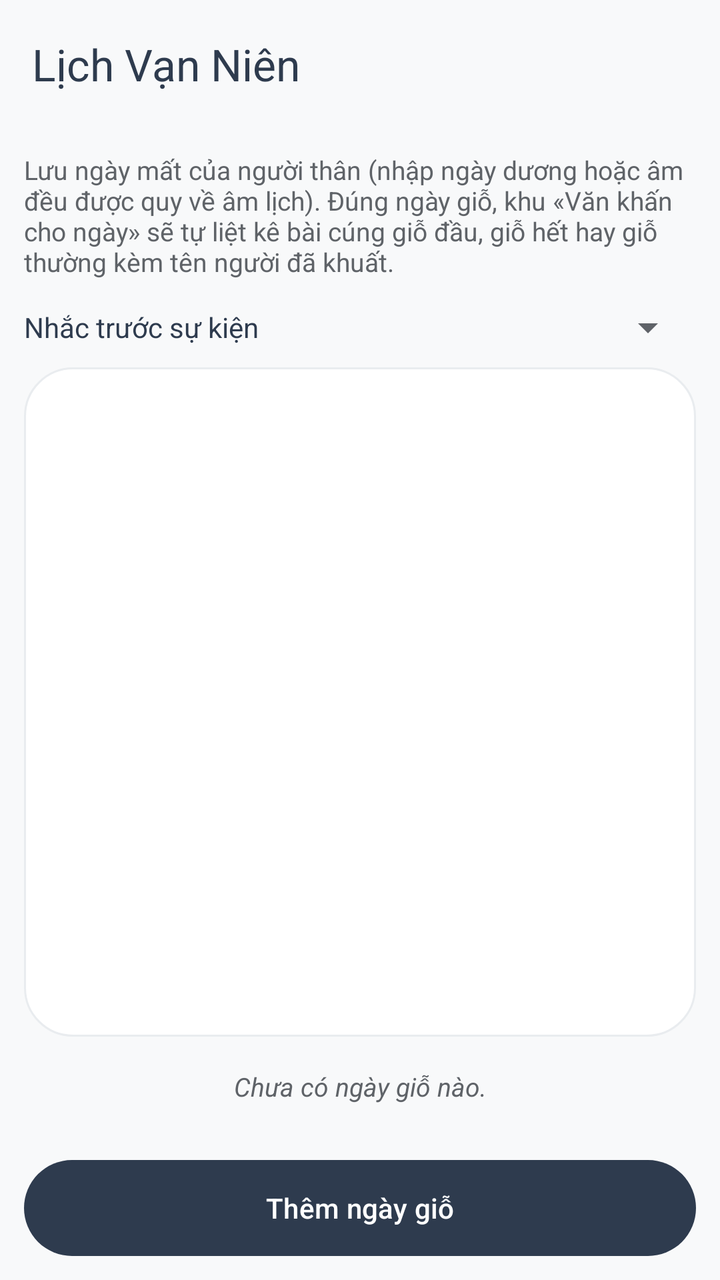
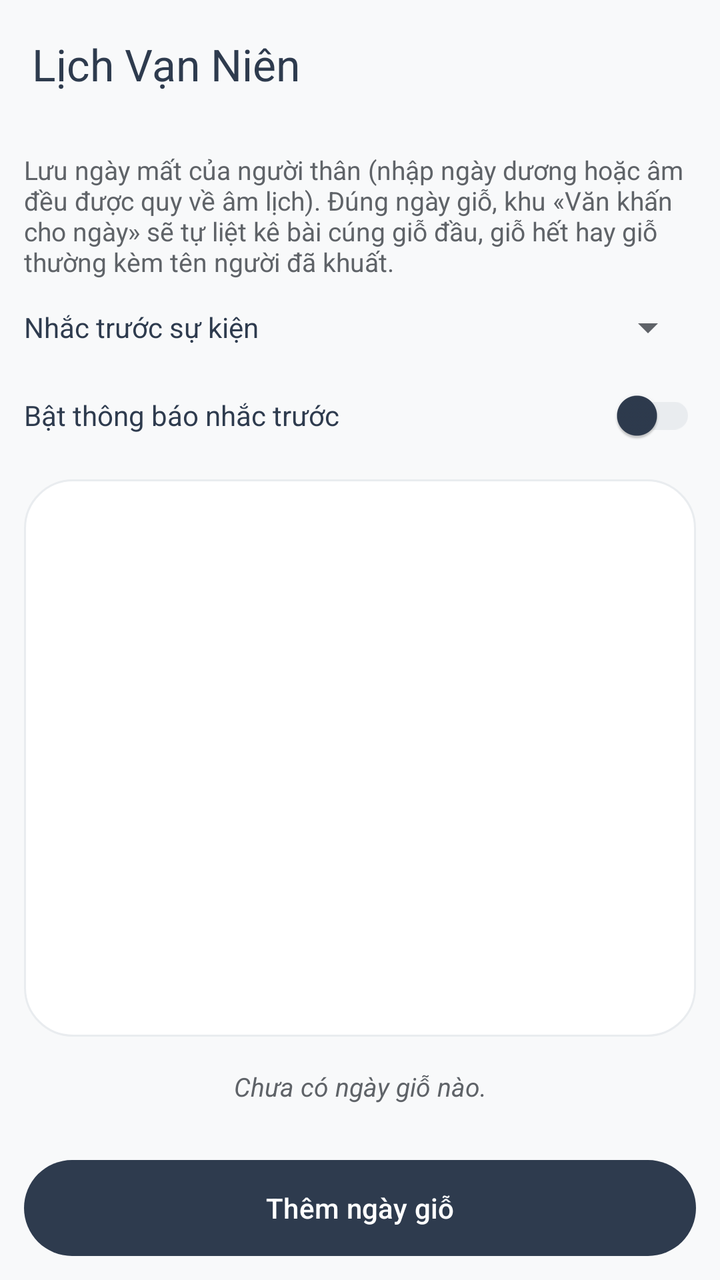

Two renders of the same Android screen: before a commit and after it. Below are the layout's source before the change and the commit's diff.
<!-- AndroidManifest.xml: activity theme AppTheme -->
<!-- res/layout/activity_gio_settings.xml -->
<?xml version="1.0" encoding="utf-8"?>
<LinearLayout xmlns:android="http://schemas.android.com/apk/res/android"
    xmlns:app="http://schemas.android.com/apk/res-auto"
    android:layout_width="match_parent"
    android:layout_height="match_parent"
    android:background="?attr/colorSurface"
    android:orientation="vertical"
    android:id="@+id/app_root">

    <include layout="@layout/app_header" />
    <LinearLayout
        android:id="@+id/app_body"
        android:layout_width="match_parent"
        android:layout_height="0dp"
        android:layout_weight="1"
        android:orientation="vertical">


    <TextView
        android:layout_width="match_parent"
        android:layout_height="wrap_content"
        android:padding="12dp"
        android:text="Lưu ngày mất của người thân (nhập ngày dương hoặc âm đều được quy về âm lịch). Đúng ngày giỗ, khu «Văn khấn cho ngày» sẽ tự liệt kê bài cúng giỗ đầu, giỗ hết hay giỗ thường kèm tên người đã khuất."
        android:textColor="@color/textSecondary"
        android:textSize="13sp" />

    <LinearLayout
        android:layout_width="match_parent"
        android:layout_height="wrap_content"
        android:gravity="center_vertical"
        android:orientation="horizontal"
        android:paddingStart="12dp"
        android:paddingEnd="12dp"
        android:paddingBottom="8dp">

        <TextView
            android:layout_width="0dp"
            android:layout_height="wrap_content"
            android:layout_weight="1"
            android:text="Nhắc trước sự kiện"
            android:textColor="?attr/colorOnSurface"
            android:textSize="14sp" />

        <Spinner
            android:id="@+id/reminder_days_spinner"
            android:layout_width="wrap_content"
            android:layout_height="wrap_content"
            android:minWidth="96dp" />
    </LinearLayout>
    <androidx.recyclerview.widget.RecyclerView
        android:id="@+id/gio_list"
        android:layout_width="match_parent"
        android:layout_height="0dp"
        android:layout_weight="1"
        android:layout_marginHorizontal="12dp"
        android:background="@drawable/month_card_background"
        android:clipToPadding="false"
        android:paddingBottom="12dp" />

    <TextView
        android:id="@+id/gio_empty"
        android:layout_width="match_parent"
        android:layout_height="wrap_content"
        android:gravity="center"
        android:paddingVertical="16dp"
        android:text="Chưa có ngày giỗ nào."
        android:textColor="@color/textSecondary"
        android:textSize="13sp"
        android:textStyle="italic" />

    <Button
        android:id="@+id/add_gio_button"
        android:layout_width="match_parent"
        android:layout_height="48dp"
        android:layout_margin="12dp"
        android:background="@drawable/month_primary_button_background"
        android:text="Thêm ngày giỗ"
        android:textColor="@color/textLight"
        android:textSize="14sp" />

        </LinearLayout></LinearLayout>
<!-- res/layout/app_header.xml (included above) -->
<?xml version="1.0" encoding="utf-8"?>
<com.google.android.material.appbar.MaterialToolbar xmlns:android="http://schemas.android.com/apk/res/android"
    xmlns:app="http://schemas.android.com/apk/res-auto"
    android:id="@+id/toolbar"
    android:layout_width="match_parent"
    android:layout_height="?attr/actionBarSize"
    android:background="?attr/colorSurface"
    android:elevation="0dp"
    app:navigationIconTint="?attr/colorOnSurface"
    app:title="@string/app_name"
    app:titleTextColor="?attr/colorOnSurface" />
<!-- resources referenced by this layout -->
<resources>
  <color name="textLight">#FFFFFF</color>
  <color name="textSecondary">#5F6368</color>
  <!-- drawable month_card_background (drawable) -->
  <?xml version="1.0" encoding="utf-8"?>
  <shape xmlns:android="http://schemas.android.com/apk/res/android">
      <solid android:color="?attr/colorSurfaceVariant" />
      <corners android:radius="24dp" />
      <stroke
          android:width="1dp"
          android:color="?attr/colorOutline" />
  </shape>
  <!-- drawable month_primary_button_background (drawable) -->
  <?xml version="1.0" encoding="utf-8"?>
  <shape xmlns:android="http://schemas.android.com/apk/res/android">
      <solid android:color="@color/weekendColor" />
      <corners android:radius="24dp" />
  </shape>
  <string name="app_name">Lịch Vạn Niên</string>
  <style name="AppTheme" parent="Theme.Material3.Light.NoActionBar">
          <item name="colorPrimary">@color/primaryColor</item>
          <item name="colorOnPrimary">@color/textLight</item>
          <item name="colorPrimaryContainer">@color/monthTonal</item>
          <item name="colorOnPrimaryContainer">@color/primaryDarkColor</item>
          <item name="colorSecondary">@color/secondaryColor</item>
          <item name="colorOnSecondary">@color/textLight</item>
          <item name="colorSecondaryContainer">@color/monthTonal</item>
          <item name="colorOnSecondaryContainer">@color/primaryDarkColor</item> 
          <item name="colorSurface">@color/backgroundPrimary</item>
          <item name="colorOnSurface">@color/textPrimary</item>
          <item name="colorSurfaceVariant">@color/backgroundSecondary</item>
          <item name="colorOnSurfaceVariant">@color/textSecondary</item>
          <item name="colorOutline">@color/cardBorder</item>
          <item name="android:windowBackground">@color/backgroundPrimary</item>
          <item name="android:statusBarColor">@android:color/transparent</item>
          <item name="android:navigationBarColor">@android:color/transparent</item>
          <item name="android:windowLightStatusBar">true</item>
          <item name="android:windowLightNavigationBar">true</item>
          <item name="android:textColorPrimary">@color/textPrimary</item>
          <item name="android:textColorSecondary">@color/textSecondary</item>
      </style>
  <color name="weekendColor">#C2185B</color>
  <color name="primaryColor">#2E3B4E</color>
  <color name="monthTonal">#FCE4EC</color>
  <color name="primaryDarkColor">#1A2332</color>
  <color name="secondaryColor">#C2185B</color>
  <color name="backgroundPrimary">#F8F9FA</color>
  <color name="textPrimary">#2E3B4E</color>
  <color name="backgroundSecondary">#FFFFFF</color>
  <color name="cardBorder">#E9ECEF</color>
</resources>

<!-- the commit's change to res/layout/activity_gio_settings.xml (unified diff, before → after) -->
@@ -47,6 +47,29 @@
             android:layout_height="wrap_content"
             android:minWidth="96dp" />
     </LinearLayout>
+
+    <LinearLayout
+        android:layout_width="match_parent"
+        android:layout_height="wrap_content"
+        android:gravity="center_vertical"
+        android:orientation="horizontal"
+        android:paddingStart="12dp"
+        android:paddingEnd="12dp"
+        android:paddingBottom="8dp">
+
+        <TextView
+            android:layout_width="0dp"
+            android:layout_height="wrap_content"
+            android:layout_weight="1"
+            android:text="Bật thông báo nhắc trước"
+            android:textColor="?attr/colorOnSurface"
+            android:textSize="14sp" />
+
+        <com.google.android.material.switchmaterial.SwitchMaterial
+            android:id="@+id/reminder_enabled_switch"
+            android:layout_width="wrap_content"
+            android:layout_height="wrap_content" />
+    </LinearLayout>
     <androidx.recyclerview.widget.RecyclerView
         android:id="@+id/gio_list"
         android:layout_width="match_parent"
